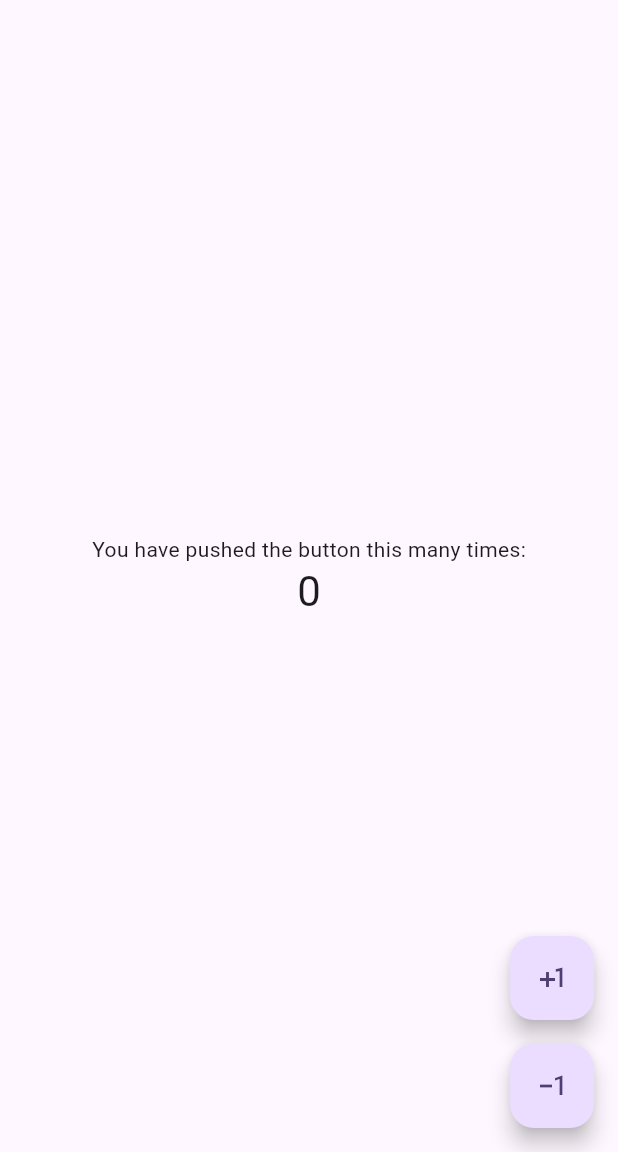
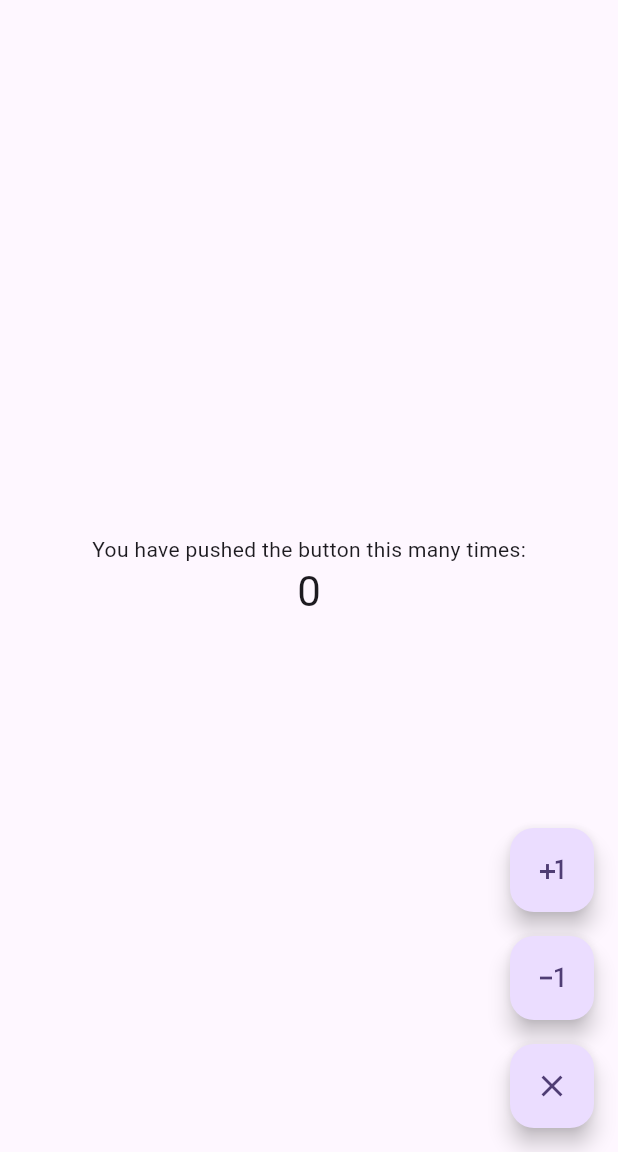
Before and after one commit to rafaelsetragni/awesome_task_manager, a Flutter app: the screen it shows after launch, on a phone screen of 412 x 824 dp, the part 84-1236 px from its top. Run offline on Flutter 3.47's test engine with Material 3 defaults, Android fonts, the phone set to English and light mode, and no system bars.

Commit message:
Enhances example app with new TaskResult classes
Adds logging capabilities for task status updates, enhancing
visibility into success or failure of operations. Simulates a global loading screen refreshed by tracking task ID

```diff
--- a/example/lib/main.dart
+++ b/example/lib/main.dart
@@ -1,3 +1,5 @@
+import 'dart:developer';
+
 import 'package:awesome_task_manager/awesome_task_manager.dart';
 import 'package:flutter/material.dart';
 
@@ -39,31 +41,71 @@ class CountActionController {
   final SequentialQueueManager taskManager =
       AwesomeTaskManager().createSequentialQueueManager(managerId: 'counter');
 
-  Future<void> increment() async {
-    await taskManager.executeSequentialTask<int>(
+  void registerLogOnConsole(String message) {
+    log(message, time: DateTime.now());
+  }
+
+  void increment() {
+    taskManager
+        .executeSequentialTask<int>(
           callerReference: 'CountActionController',
           taskId: 'increment',
           task: (taskStatus) async {
             await Future.delayed(fakeDelay);
             return ++_counter;
           },
-    );
+        )
+        .then((result) => result.fold(
+              onSuccess: (value) {
+                registerLogOnConsole('Value incremented: $value');
+              },
+              onFailure: (exception) {
+                registerLogOnConsole('Error incrementing value: $exception');
+              },
+            ));
   }
 
-  Future<void> decrement() async {
-    await taskManager.executeSequentialTask<int>(
+  void decrement() {
+    taskManager
+        .executeSequentialTask<int>(
           callerReference: 'CountActionController',
           taskId: 'decrement',
           task: (taskStatus) async {
             await Future.delayed(fakeDelay);
             return --_counter;
           },
-    );
+        )
+        .then((result) => result.fold(
+              onSuccess: (value) {
+                registerLogOnConsole('Value decremented: $value');
+              },
+              onFailure: (exception) {
+                registerLogOnConsole('Error decrementing value: $exception');
+              },
+            ));
+  }
+
+  void reset() {
+    taskManager
+        .executeSequentialTask<int>(
+      callerReference: 'CountActionController',
+      taskId: 'reset',
+      task: (taskStatus) async {
+        await Future.delayed(fakeDelay * 2);
+        return _counter = 0;
+      },
+    )
+        .then((taskResult) {
+      if (taskResult is TaskSuccess) {
+        registerLogOnConsole('Value decremented: ${taskResult.value}');
+      }
+      if (taskResult is TaskFailure) {
+        registerLogOnConsole(
+            'Error decrementing value: ${taskResult.exception}');
+      }
+    });
   }
 }
-
-Widget getCircularProgress() =>
-    const SizedBox(width: 18, height: 18, child: CircularProgressIndicator());
 
 class _MyHomePageState extends State<MyHomePage> {
   final countingController = CountActionController();
@@ -75,30 +117,32 @@ class _MyHomePageState extends State<MyHomePage> {
 
   @override
   Widget build(BuildContext context) {
+    return AwesomeTaskObserver.byTaskId(
+        taskId: 'reset',
+        builder: (context, resetSnapshot) {
+          bool isGlobalLoading =
+              resetSnapshot.connectionState == ConnectionState.waiting ||
+                  (resetSnapshot.data?.isExecuting ?? false);
           return Scaffold(
             appBar: AppBar(
               backgroundColor: Theme.of(context).colorScheme.inversePrimary,
               title: Text(widget.title),
             ),
-      body: Center(
-        child: Column(
-          mainAxisAlignment: MainAxisAlignment.center,
-          children: <Widget>[
-            const Text(
-              'You have pushed the button this many times:',
-            ),
-            AwesomeTaskObserver.byManagerId(
-                managerId: 'counter',
-                builder: (context, snapshot) {
-                  return Text(
-                    '${countingController.counter}',
-                    style: Theme.of(context).textTheme.headlineMedium,
-                  );
-                }),
+            body: Stack(
+              children: [
+                _buildMainPage(context, isGlobalLoading),
+                if (isGlobalLoading) _buildLoadingScreen(context),
               ],
             ),
-      ),
-      floatingActionButton: Column(
+            floatingActionButton: buildFloatingButtons(
+              isGlobalLoading,
+            ), // This trailing comma makes auto-formatting nicer for build methods.
+          );
+        });
+  }
+
+  Column buildFloatingButtons(bool isGlobalLoading) {
+    return Column(
       mainAxisAlignment: MainAxisAlignment.end,
       children: [
         AwesomeTaskObserver.byTaskId(
@@ -130,8 +174,52 @@ class _MyHomePageState extends State<MyHomePage> {
                     : const Icon(Icons.exposure_minus_1),
               );
             }),
+        const SizedBox(height: 16),
+        FloatingActionButton(
+          onPressed: isGlobalLoading ? null : countingController.reset,
+          tooltip: 'Reset',
+          child: const Icon(Icons.clear),
+        )
       ],
-      ), // This trailing comma makes auto-formatting nicer for build methods.
+    );
+  }
+
+  Widget _buildMainPage(BuildContext context, bool isGlobalLoading) {
+    return Center(
+      child: Column(
+        mainAxisAlignment: MainAxisAlignment.center,
+        children: <Widget>[
+          const Text(
+            'You have pushed the button this many times:',
+          ),
+          AwesomeTaskObserver.byManagerId(
+              managerId: 'counter',
+              builder: (context, snapshot) {
+                return Text(
+                  '${countingController.counter}',
+                  style: Theme.of(context).textTheme.headlineMedium,
+                );
+              }),
+        ],
+      ),
+    );
+  }
+
+  Widget _buildLoadingScreen(BuildContext context) {
+    return Positioned.fill(
+      child: Container(
+        color: Colors.white70,
+        child: const Column(
+          mainAxisAlignment: MainAxisAlignment.center,
+          children: [
+            Padding(
+              padding: EdgeInsets.symmetric(vertical: 12.0),
+              child: CircularProgressIndicator(),
+            ),
+            Text('Resetting...'),
+          ],
+        ),
+      ),
     );
   }
 }
```
Lines whose indentation alone changed are shown as unchanged.
